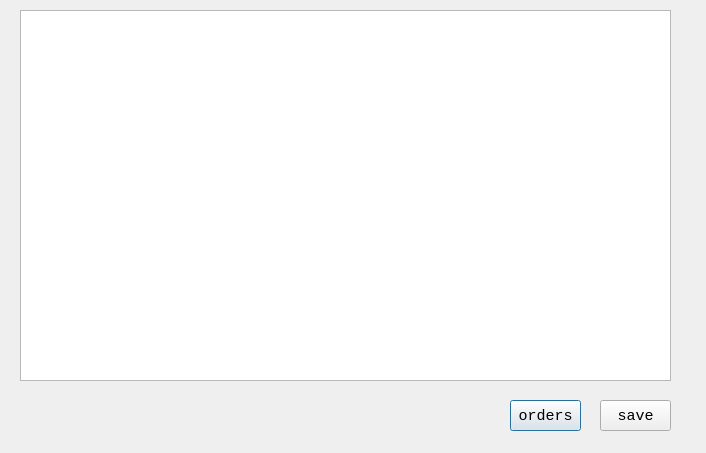
The window that ctripui/mainn.ui (imagecser/hotelManage) describes before a commit, drawn with Qt 5.
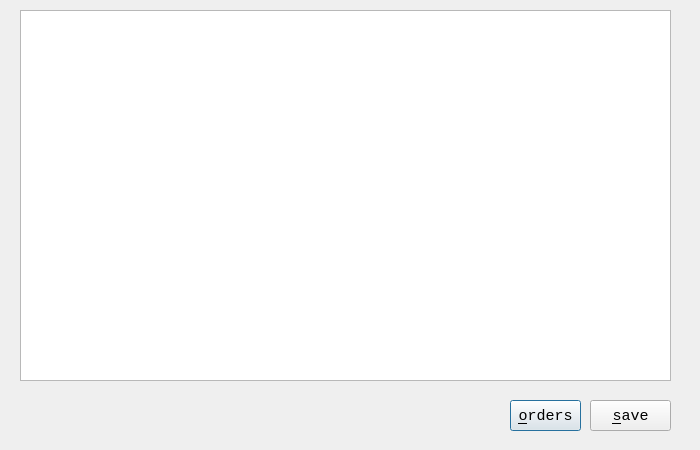
The same window after the commit. Icons and pictures are not drawn.

The edit to the form file:
```diff
--- a/ctripui/mainn.ui
+++ b/ctripui/mainn.ui
@@ -6,8 +6,8 @@
    <rect>
     <x>0</x>
     <y>0</y>
-    <width>706</width>
-    <height>453</height>
+    <width>700</width>
+    <height>450</height>
    </rect>
   </property>
   <property name="windowTitle">
@@ -39,15 +39,21 @@
     </font>
    </property>
    <property name="text">
-    <string>orders</string>
+    <string>&amp;orders</string>
+   </property>
+   <property name="shortcut">
+    <string>Alt+O</string>
+   </property>
+   <property name="checkable">
+    <bool>false</bool>
    </property>
   </widget>
   <widget class="QPushButton" name="saveBtn">
    <property name="geometry">
     <rect>
-     <x>600</x>
+     <x>590</x>
      <y>400</y>
-     <width>71</width>
+     <width>81</width>
      <height>31</height>
     </rect>
    </property>
@@ -58,7 +64,13 @@
     </font>
    </property>
    <property name="text">
-    <string>save</string>
+    <string>&amp;save</string>
+   </property>
+   <property name="shortcut">
+    <string>Alt+S</string>
+   </property>
+   <property name="default">
+    <bool>false</bool>
    </property>
   </widget>
  </widget>
```
Left out of the diff: 8 changed lines with no effect on the pictures.
